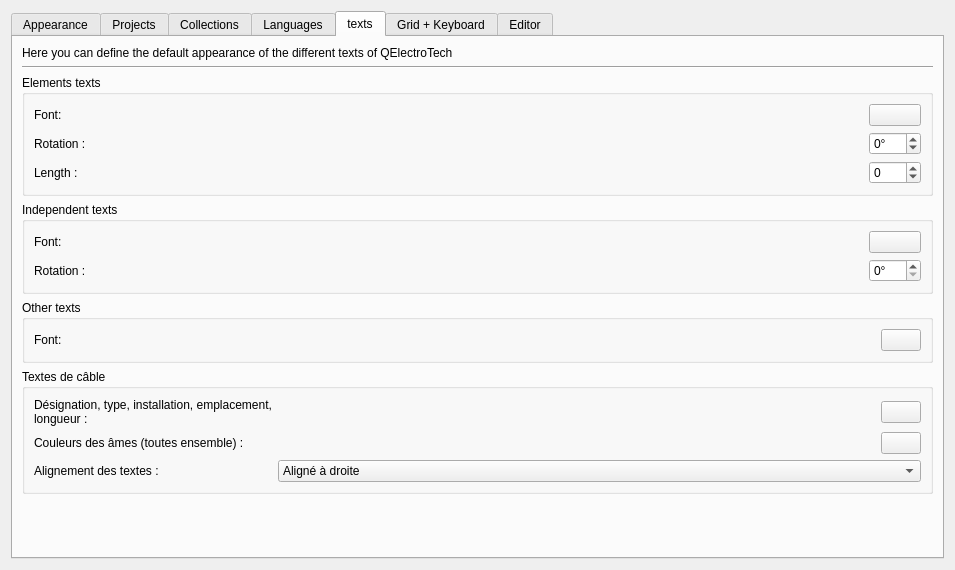
The window that sources/ui/configpage/generalconfigurationpage.ui (qelectrotech/qelectrotech-source-mirror) describes before a commit, drawn with Qt 5.
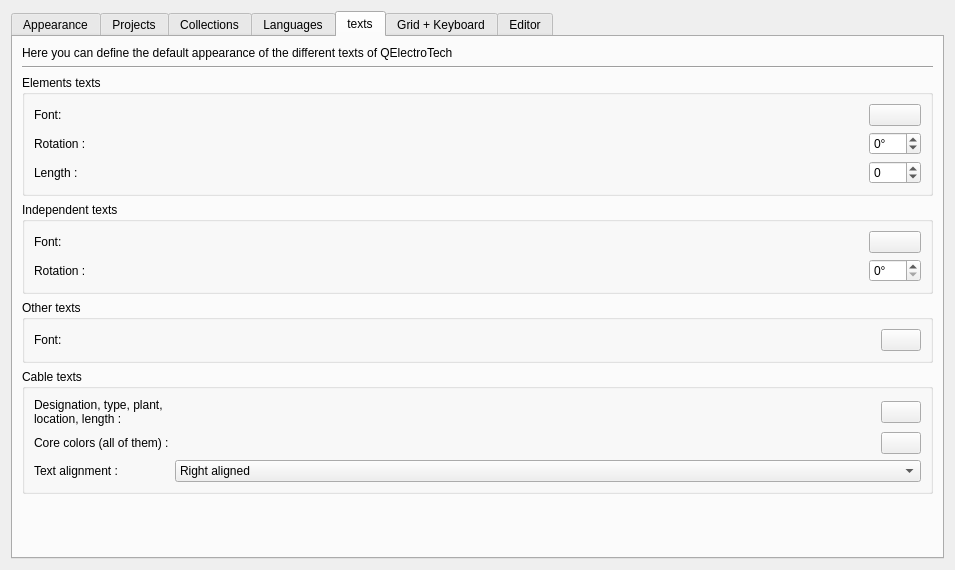
The same window after the commit. The open tabs and pages were chosen to show the change. Custom widgets are drawn as their Qt base class.

Commit message: Make the cable feature speak English like the rest of the interface

What changed in the file:
```diff
--- a/sources/ui/configpage/generalconfigurationpage.ui
+++ b/sources/ui/configpage/generalconfigurationpage.ui
@@ -908,13 +908,13 @@
        <item>
         <widget class="QGroupBox" name="groupBox_cable_textes">
          <property name="title">
-          <string>Textes de câble</string>
+          <string>Cable texts</string>
          </property>
          <layout class="QGridLayout" name="gridLayout_cable_textes">
           <item row="0" column="0">
            <widget class="QLabel" name="label_cable_textes">
             <property name="text">
-             <string>Désignation, type, installation, emplacement, longueur :</string>
+             <string>Designation, type, plant, location, length :</string>
             </property>
             <property name="wordWrap">
              <bool>true</bool>
@@ -947,7 +947,7 @@
           <item row="1" column="0">
            <widget class="QLabel" name="label_cable_core_textes">
             <property name="text">
-             <string>Couleurs des âmes (toutes ensemble) :</string>
+             <string>Core colors (all of them) :</string>
             </property>
             <property name="wordWrap">
              <bool>true</bool>
@@ -980,7 +980,7 @@
           <item row="2" column="0">
            <widget class="QLabel" name="label_cable_align">
             <property name="text">
-             <string>Alignement des textes :</string>
+             <string>Text alignment :</string>
             </property>
             <property name="wordWrap">
              <bool>true</bool>
@@ -994,7 +994,7 @@
             </property>
             <item>
              <property name="text">
-              <string>Aligné à droite</string>
+              <string>Right aligned</string>
              </property>
             </item>
             <item>
```
Left out of the diff: 22 changed lines with no effect on the pictures. The commit also changes 29 other files.
